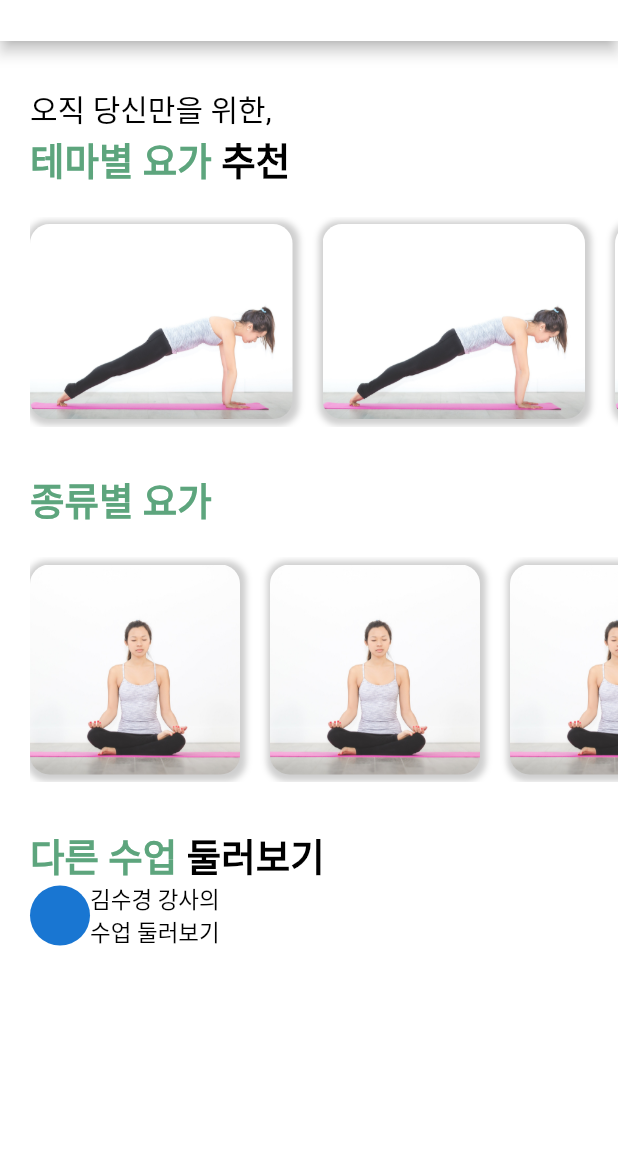
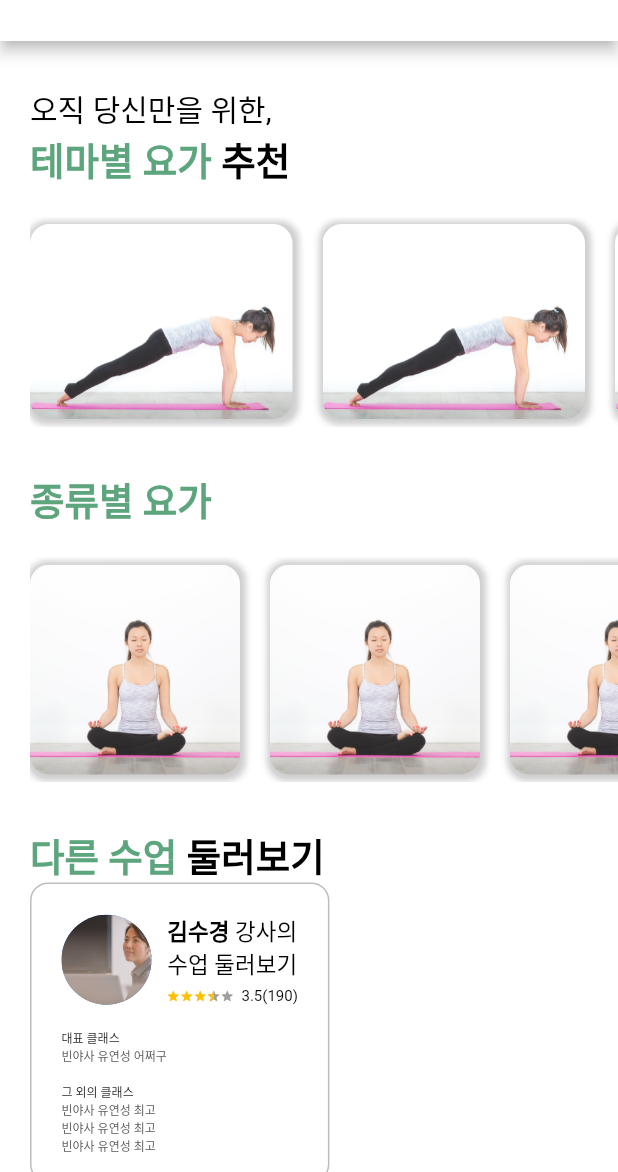
Before and after one commit to no-gari/yoga, a Flutter app: the screen it shows after launch, on a phone screen of 412 x 824 dp, the part 64-1236 px from its top. Run offline on Flutter 3.47's test engine with Material 2 defaults, Android fonts, the phone set to English and light mode, and no system bars; drawn by our look-alikes of flutter_rating_bar.

Commit message:
not finished

```diff
--- a/lib/components/instructor_yoga_component.dart
+++ b/lib/components/instructor_yoga_component.dart
@@ -1,30 +1,121 @@
 import 'package:flutter/material.dart';
+import 'package:flutter_rating_bar/flutter_rating_bar.dart';
 
 class InstructorYogaComponent extends StatelessWidget {
+  InstructorYogaComponent({
+    this.instructorName = '김수경',
+    this.outstandingClass = '빈야사 유연성 어쩌구',
+    this.otherClasses,
+    this.rate_avg = 3.5,
+    this.people_cnt = 190,
+    this.card_width,
+  });
+
+  final String instructorName;
+  final String outstandingClass;
+  final List<String> otherClasses;
+  final double rate_avg;
+  final int people_cnt;
+  final double card_width;
+
   @override
   Widget build(BuildContext context) {
     return Container(
+      margin: const EdgeInsets.only(right: 20),
+      padding: const EdgeInsets.all(20),
+      decoration: BoxDecoration(
+        border: Border.all(color: Colors.grey[400]),
+        borderRadius: BorderRadius.circular(12),
+      ),
       child: Column(
+        mainAxisAlignment: MainAxisAlignment.start,
+        crossAxisAlignment: CrossAxisAlignment.start,
         children: [
           Row(
+            mainAxisAlignment: MainAxisAlignment.center,
             children: [
-              CircleAvatar(),
+              CircleAvatar(
+                radius: 30,
+                backgroundImage: AssetImage('assets/images/instructor.jpg'),
+              ),
+              SizedBox(
+                width: 10,
+              ),
               Column(
                 children: [
                   RichText(
                     text: TextSpan(
                       style: Theme.of(context).textTheme.headline4,
                       children: [
-                        TextSpan(text: '김수경 '),
-                        TextSpan(text: '강사의\n'),
+                        TextSpan(
+                            text: instructorName,
+                            style: TextStyle(fontWeight: FontWeight.bold)),
+                        TextSpan(text: ' 강사의\n'),
                         TextSpan(text: '수업 둘러보기'),
                       ],
                     ),
                   ),
+                  SizedBox(
+                    height: 5,
+                  ),
+                  Row(
+                    children: [
+                      RatingBarIndicator(
+                        rating: rate_avg,
+                        itemBuilder: (context, index) => Icon(
+                          Icons.star,
+                          color: Colors.amber,
+                        ),
+                        itemCount: 5,
+                        itemSize: 9.0,
+                        direction: Axis.horizontal,
+                      ),
+                      SizedBox(
+                        width: 5,
+                      ),
+                      RichText(
+                        text: TextSpan(
+                          style: TextStyle(fontSize: 10, color: Colors.black),
+                          children: [
+                            TextSpan(text: '$rate_avg'),
+                            TextSpan(text: '($people_cnt)'),
+                          ],
+                        ),
+                      ),
+                    ],
+                  )
                 ],
               ),
             ],
           ),
+          Divider(
+            color: Colors.black,
+          ),
+          Column(crossAxisAlignment: CrossAxisAlignment.start, children: [
+            RichText(
+              text: TextSpan(
+                style: Theme.of(context).textTheme.headline6,
+                children: [
+                  TextSpan(
+                      text: '대표 클래스\n', style: TextStyle(color: Colors.black)),
+                  TextSpan(text: '$outstandingClass\n'),
+                ],
+              ),
+            ),
+            RichText(
+              text: TextSpan(
+                style: Theme.of(context).textTheme.headline6,
+                children: [
+                  TextSpan(
+                      text: '그 외의 클래스\n',
+                      style: TextStyle(color: Colors.black)),
+                  TextSpan(text: '빈야사 유연성 최고\n'),
+                  TextSpan(text: '빈야사 유연성 최고\n'),
+                  TextSpan(text: '빈야사 유연성 최고\n'),
+                ],
+              ),
+            ),
+          ]),
         ],
       ),
     );
--- a/lib/main.dart
+++ b/lib/main.dart
@@ -25,7 +25,11 @@ class MyApp extends StatelessWidget {
           headline4: TextStyle(
               fontSize: 15, color: Colors.black, fontWeight: FontWeight.normal),
           headline5: TextStyle(
-              fontSize: 20, color: Colors.black, fontWeight: FontWeight.normal),
+              fontSize: 10, color: Colors.black, fontWeight: FontWeight.normal),
+          headline6: TextStyle(
+              fontSize: 8,
+              color: Colors.grey[700],
+              fontWeight: FontWeight.normal),
         ),
         primarySwatch: Colors.blue,
         appBarTheme: AppBarTheme(
--- a/lib/screens/yogaon/home_screen.dart
+++ b/lib/screens/yogaon/home_screen.dart
@@ -13,10 +13,12 @@ class HomeScreen extends StatelessWidget {
       drawer: Drawer(),
       appBar: HamburgerAppbarComponent(),
       body: Container(
-        padding: const EdgeInsets.only(top: 30, left: 20),
+        padding: const EdgeInsets.only(left: 20),
         child: ListView(
           children: [
-            RichText(
+            Container(
+              margin: const EdgeInsets.only(top: 30),
+              child: RichText(
                 text: TextSpan(
                   style: Theme.of(context).textTheme.headline2,
                   children: [
@@ -24,9 +26,11 @@ class HomeScreen extends StatelessWidget {
                         text: '오직 당신만을 위한,\n',
                         style: Theme.of(context).textTheme.headline3),
                     TextSpan(
-                      text: '테마별 요가 ', style: TextStyle(color: kPrimaryColor)),
+                        text: '테마별 요가 ',
+                        style: TextStyle(color: kPrimaryColor)),
                     TextSpan(text: '추천'),
                   ],
+                ),
               ),
             ),
             Container(
@@ -72,7 +76,12 @@ class HomeScreen extends StatelessWidget {
                 ],
               ),
             ),
-            InstructorYogaComponent()
+            Container(
+              height: 200,
+              child: ListView(scrollDirection: Axis.horizontal, children: [
+                InstructorYogaComponent(),
+              ]),
+            ),
           ],
         ),
       ),
--- a/pubspec.yaml
+++ b/pubspec.yaml
@@ -30,6 +30,7 @@ dependencies:
   cupertino_icons: ^1.0.0
   flutter_svg: ^0.19.1
   introduction_screen: ^1.0.9
+  flutter_rating_bar: ^3.2.0
 
 
 dev_dependencies:
@@ -50,7 +51,7 @@ flutter:
   # To add assets to your application, add an assets section, like this:
   assets:
     - assets/images/
-    -
+
 
   # An image asset can refer to one or more resolution-specific "variants", see
   # https://flutter.dev/assets-and-images/#resolution-aware.
```
Also changed, not shown: pubspec.lock. Lines whose indentation alone changed are shown as unchanged.
